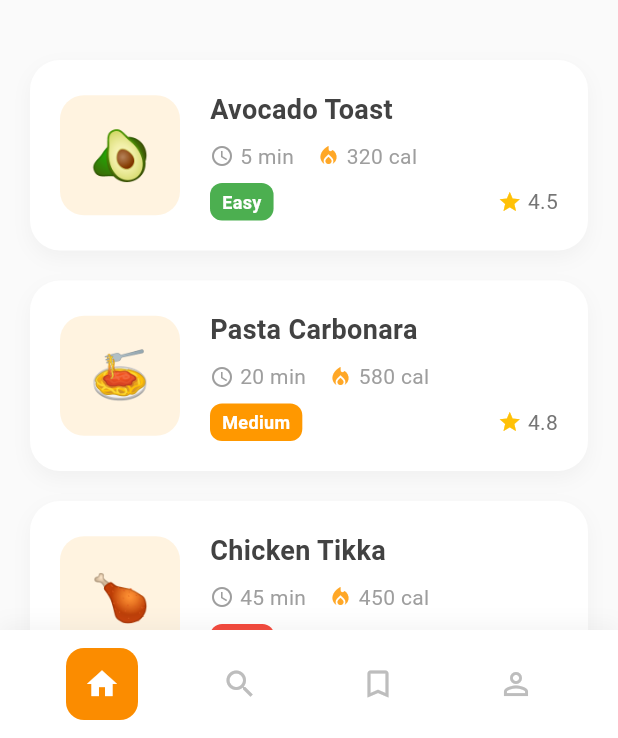
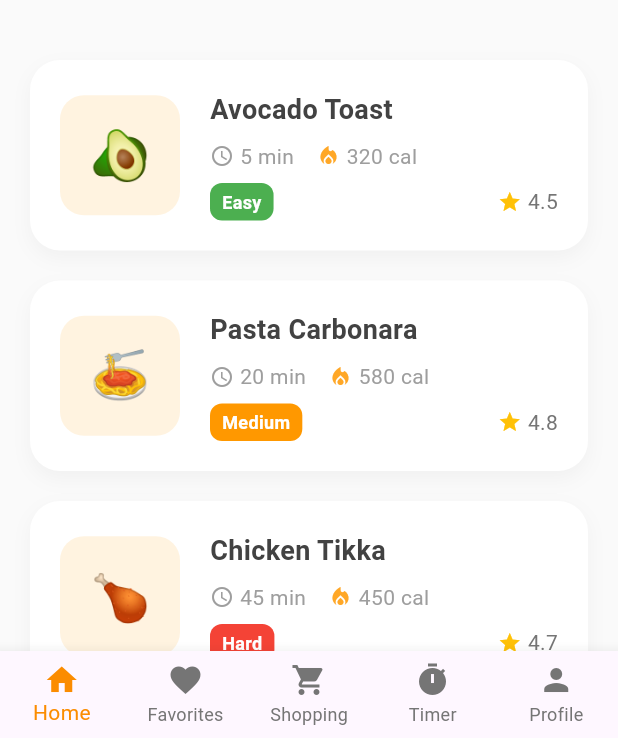
Before and after one commit to Godawela/recipe_app, a Flutter app: the screen it shows after launch, on a phone screen of 412 x 824 dp, the part 498-1236 px from its top. Run offline on Flutter 3.47's test engine with Material 3 defaults, Android fonts, the phone set to English and light mode, and no system bars; Roboto replaces fonts that are missing (Poppins).

```diff
--- a/lib/widgets/custom_bottom_nav.dart
+++ b/lib/widgets/custom_bottom_nav.dart
@@ -10,51 +10,36 @@ class CustomBottomNav extends StatelessWidget {
     required this.onTap,
   });
 
-  @override
+ @override
   Widget build(BuildContext context) {
-    final items = [
-      Icons.home,
-      Icons.search,
-      Icons.bookmark_outline,
-      Icons.person_outline,
-    ];
-
-    return Container(
-      padding: const EdgeInsets.symmetric(vertical: 12),
-      decoration: BoxDecoration(
-        color: Colors.white,
-        boxShadow: [
-          BoxShadow(
-            color: Colors.grey.withOpacity(0.1),
-            blurRadius: 10,
-            offset: const Offset(0, -5),
-          ),
-        ],
-      ),
-      child: Row(
-        mainAxisAlignment: MainAxisAlignment.spaceEvenly,
-        children: items.asMap().entries.map((entry) {
-          int index = entry.key;
-          IconData icon = entry.value;
-          bool isActive = index == currentIndex;
-
-          return GestureDetector(
-            onTap: () => onTap(index),
-            child: Container(
-              padding: const EdgeInsets.all(12),
-              decoration: BoxDecoration(
-                color: isActive ? Colors.orange[600] : Colors.transparent,
-                borderRadius: BorderRadius.circular(12),
-              ),
-              child: Icon(
-                icon,
-                color: isActive ? Colors.white : Colors.grey[400],
-                size: 24,
-              ),
-            ),
-          );
-        }).toList(),
-      ),
+    return BottomNavigationBar(
+      type: BottomNavigationBarType.fixed,
+      currentIndex: currentIndex,
+      onTap: onTap,
+      selectedItemColor: Colors.orange[600],
+      unselectedItemColor: Colors.grey[600],
+      items: const [
+        BottomNavigationBarItem(
+          icon: Icon(Icons.home),
+          label: 'Home',
+        ),
+        BottomNavigationBarItem(
+          icon: Icon(Icons.favorite),
+          label: 'Favorites',
+        ),
+        BottomNavigationBarItem(
+          icon: Icon(Icons.shopping_cart),
+          label: 'Shopping',
+        ),
+        BottomNavigationBarItem(
+          icon: Icon(Icons.timer),
+          label: 'Timer',
+        ),
+        BottomNavigationBarItem(
+          icon: Icon(Icons.person),
+          label: 'Profile',
+        ),
+      ],
     );
   }
 }
```
Also changed, not shown: lib/screens/home_screen.dart (+46 -1 lines).
